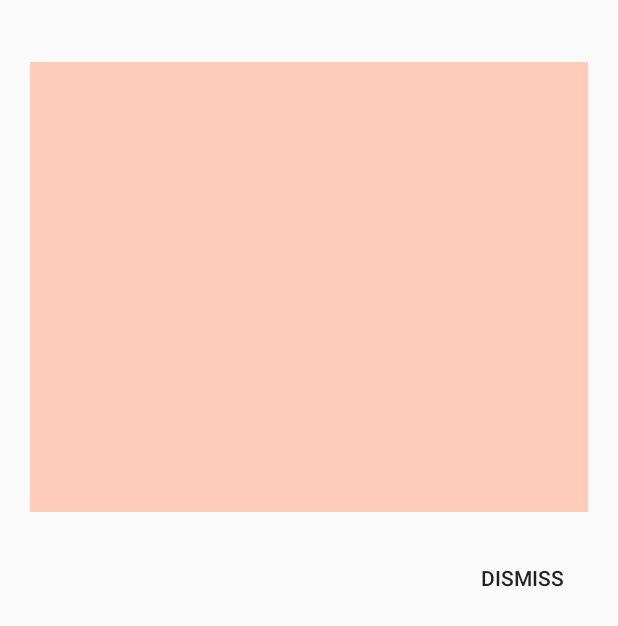
After one commit to j-c-levin/Yapnak, an Android app: the layout qr_layout.xml on its own in the app's theme, with its tools: preview values and no code run, on a phone screen of 412 x 824 dp. The commit adds this screen. Shown: the top 626 px of the screen. Run offline under Robolectric (Android 15) with nearby library versions, the phone set to English and light mode, and no system bars.

Commit message:
QR Code Generator - Frontend has been implemented

```diff
--- a/Yapnak2/app/build.gradle
+++ b/Yapnak2/app/build.gradle
@@ -35,5 +35,6 @@ dependencies {
     compile project(path: ':backend-GCM', configuration: 'android-endpoints')
     compile 'com.google.android.gms:play-services:7.5.0'
     compile 'com.android.support:appcompat-v7:22.2.0'
-    compile 'com.koushikdutta.ion:ion:2.+'
+    compile 'com.journeyapps:zxing-android-embedded:3.0.2@aar'
+    compile 'com.google.zxing:core:3.2.0'
 }
--- a/Yapnak2/app/src/main/java/com/frontend/yapnak/AdapterPrev.java
+++ b/Yapnak2/app/src/main/java/com/frontend/yapnak/AdapterPrev.java
@@ -13,8 +13,6 @@ import android.widget.ArrayAdapter;
 import android.widget.ImageView;
 import android.widget.TextView;
 import android.widget.Toast;
-
-import com.koushikdutta.ion.Ion;
 import com.uq.yapnak.R;
 
 import org.apache.http.HttpEntity;
--- a/Yapnak2/app/src/main/java/com/frontend/yapnak/subview/RedEditText.java
+++ b/Yapnak2/app/src/main/java/com/frontend/yapnak/subview/RedEditText.java
@@ -37,13 +37,9 @@ public class RedEditText extends EditText{
     @Override
     protected void onMeasure(int widthMeasureSpec, int heightMeasureSpec) {
         //super.onMeasure(widthMeasureSpec, heightMeasureSpec);
-
         widthSize = MeasureSpec.getSize(widthMeasureSpec);
         heightSize = MeasureSpec.getSize(heightMeasureSpec);
-
         setMeasuredDimension(widthSize, heightSize);
-
-
     }
 
 
--- a/Yapnak2/app/src/main/java/com/frontend/yapnak/tutorial/TutorialFour.java
+++ b/Yapnak2/app/src/main/java/com/frontend/yapnak/tutorial/TutorialFour.java
@@ -1,6 +1,7 @@
 package com.frontend.yapnak.tutorial;
 
 
+import android.app.Activity;
 import android.content.Intent;
 import android.os.Bundle;
 import android.support.annotation.Nullable;
@@ -23,6 +24,7 @@ public class TutorialFour extends Fragment {
     private Button button;
     private Intent getInfo;
     private String gName,dName,email;
+    private Activity a;
 
 
     public TutorialFour(String googleName ,String defUserID,String email){
@@ -30,6 +32,7 @@ public class TutorialFour extends Fragment {
         gName = (googleName==null)? "" : googleName;
         dName = (defUserID==null) ? "" :defUserID;
         this.email =(email==null)? "":  email;
+
     }
 
     @Nullable
--- a/Yapnak2/app/src/main/java/com/uq/yapnak/SecureDetails.java
+++ b/Yapnak2/app/src/main/java/com/uq/yapnak/SecureDetails.java
@@ -33,6 +33,10 @@ public class SecureDetails {
     private byte [] mBytes;
     private byte [] userBytes;
 
+
+    public String  encrypt(String content){
+        return null;
+    }
 
     public String [] encrypt(String user, String pass) throws Exception{
 
--- /dev/null
+++ b/Yapnak2/app/src/main/res/layout/qr_layout.xml
@@ -0,0 +1,48 @@
+<?xml version="1.0" encoding="utf-8"?>
+<LinearLayout xmlns:android="http://schemas.android.com/apk/res/android"
+    android:orientation="vertical" android:layout_width="match_parent"
+    android:layout_height="match_parent"
+    android:weightSum="1"
+    android:id="@+id/qrlayout">
+
+<LinearLayout
+    android:orientation="vertical"
+    android:layout_width="match_parent"
+    android:layout_height="match_parent">
+
+    <com.frontend.yapnak.subview.RedEditText
+        android:layout_width="wrap_content"
+        android:layout_height="1dp"
+        android:id="@+id/urlText"
+        android:background="@android:color/transparent"
+        android:layout_marginTop="20dp"
+        android:layout_marginLeft="20dp"
+        android:layout_marginRight="20dp"
+        android:layout_gravity="center_horizontal"
+        android:visibility="invisible"
+        android:layout_weight="0.00" />
+
+    <ImageView
+        android:layout_width="match_parent"
+        android:layout_height="300dp"
+        android:id="@+id/qrimage"
+        android:layout_margin="20dp"
+        android:src="@color/lightPeach"
+        android:layout_gravity="center_horizontal" />
+
+
+        <Button
+            android:layout_gravity="right"
+            android:layout_marginRight="20dp"
+            android:layout_width="wrap_content"
+            android:layout_height="wrap_content"
+            android:id="@+id/dismissButton"
+            android:background="@android:color/transparent"
+            android:text="Dismiss"/>
+
+
+
+</LinearLayout>
+
+
+</LinearLayout>
```
Also changed, not shown: Yapnak2/app/src/main/java/com/frontend/yapnak/subview/AutocompleteEditText.java (added, +92 -0 lines), Yapnak2/app/src/main/java/com/uq/yapnak/FeedbackDialog.java (+27 -13 lines), Yapnak2/app/src/main/java/com/uq/yapnak/MainActivity.java (+19 -14 lines), Yapnak2/app/src/main/java/com/uq/yapnak/QRGenerator.java (added, +113 -0 lines), Yapnak2/app/src/main/java/com/uq/yapnak/RecommendDialog.java (+39 -0 lines), Yapnak2/app/src/main/java/com/uq/yapnak/Splash.java (+115 -16 lines), Yapnak2/app/src/main/res/layout/feedback_activity.xml (+34 -7 lines), 1 other file.
